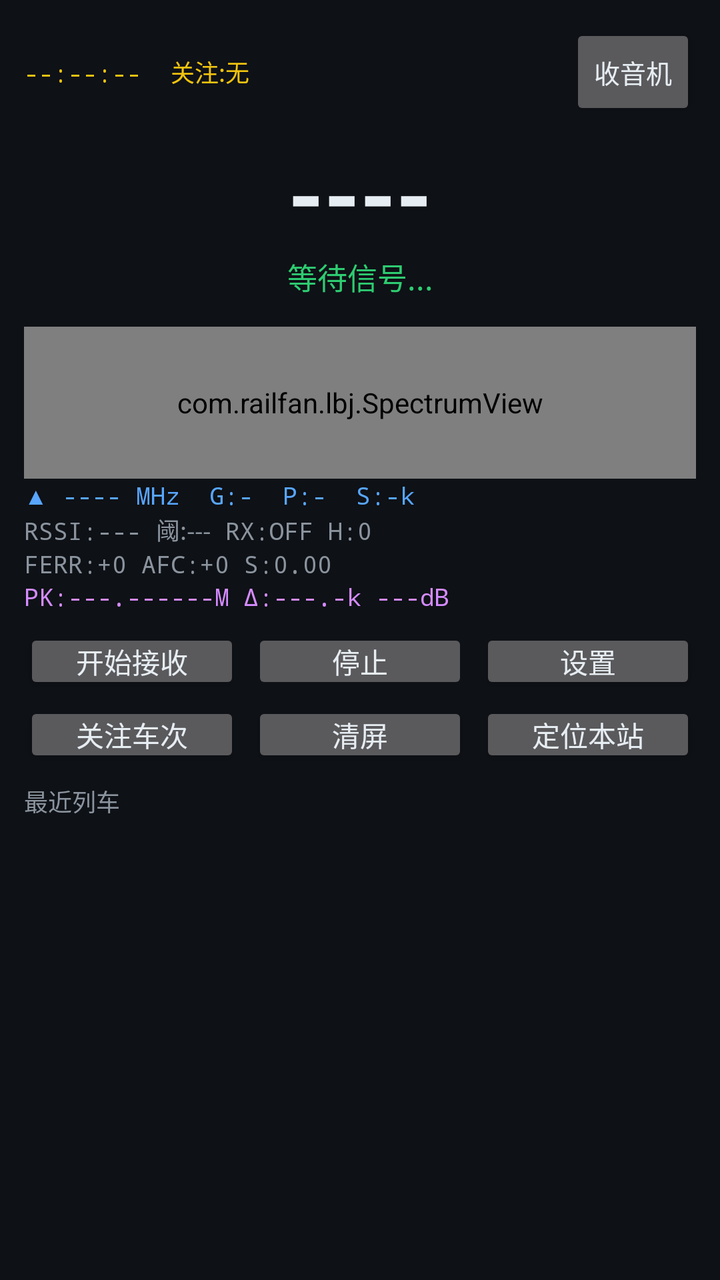
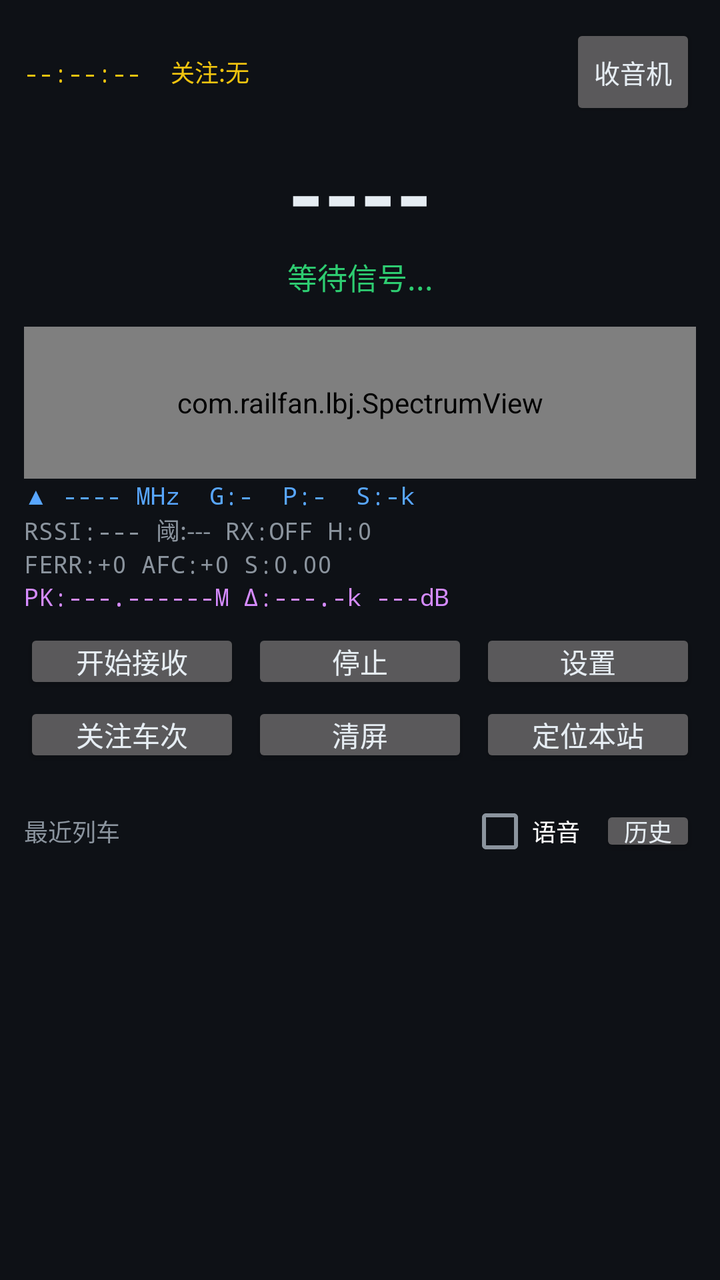

Before-and-after screenshots of an Android layout around one commit, followed by the original layout XML and the change that was made.
<!-- AndroidManifest.xml: application theme Theme.Lbj -->
<!-- res/layout/activity_main.xml -->
<?xml version="1.0" encoding="utf-8"?>
<FrameLayout xmlns:android="http://schemas.android.com/apk/res/android"
    android:layout_width="match_parent"
    android:layout_height="match_parent"
    android:background="@color/bg">

<ScrollView
    android:id="@+id/mainRoot"
    android:layout_width="match_parent"
    android:layout_height="match_parent"
    android:background="@color/bg"
    android:fillViewport="true">

    <LinearLayout
        android:layout_width="match_parent"
        android:layout_height="wrap_content"
        android:orientation="vertical"
        android:padding="12dp">

        
        <LinearLayout
            android:layout_width="match_parent"
            android:layout_height="wrap_content"
            android:orientation="horizontal"
            android:gravity="center_vertical">

            <TextView
                android:id="@+id/tvHeader"
                android:layout_width="0dp"
                android:layout_height="wrap_content"
                android:layout_weight="1"
                android:fontFamily="monospace"
                android:textSize="12sp"
                android:textColor="@color/warn"
                android:text="--:--:--  关注:无" />

            <Button
                android:id="@+id/btnRadio"
                android:layout_width="wrap_content"
                android:layout_height="wrap_content"
                android:minWidth="0dp"
                android:paddingLeft="12dp"
                android:paddingRight="12dp"
                android:textSize="13sp"
                android:text="@string/radio_enter" />
        </LinearLayout>

        <TextView
            android:id="@+id/tvWarning"
            android:layout_width="match_parent"
            android:layout_height="wrap_content"
            android:layout_marginTop="4dp"
            android:background="@color/alarm"
            android:padding="6dp"
            android:textSize="14sp"
            android:textStyle="bold"
            android:textColor="#FFFFFF"
            android:visibility="gone"
            android:text="" />

        <TextView
            android:id="@+id/tvTrain"
            android:layout_width="match_parent"
            android:layout_height="wrap_content"
            android:layout_marginTop="6dp"
            android:gravity="center"
            android:text="----"
            android:textColor="@color/text"
            android:textSize="46sp"
            android:textStyle="bold" />

        <TextView
            android:id="@+id/tvCategory"
            android:layout_width="match_parent"
            android:layout_height="wrap_content"
            android:gravity="center"
            android:text="等待信号..."
            android:textColor="@color/accent"
            android:textSize="15sp" />

        
        <LinearLayout
            android:id="@+id/infoGrid"
            android:layout_width="match_parent"
            android:layout_height="wrap_content"
            android:layout_marginTop="6dp"
            android:orientation="vertical" />

        <com.railfan.lbj.SpectrumView
            android:id="@+id/spectrum"
            android:layout_width="match_parent"
            android:layout_height="76dp"
            android:layout_marginTop="8dp" />

        <TextView
            android:id="@+id/tvS1"
            android:layout_width="match_parent"
            android:layout_height="wrap_content"
            android:fontFamily="monospace"
            android:textSize="12sp"
            android:textColor="#58A6FF"
            android:text="▲ ---- MHz  G:-  P:-  S:-k" />

        <TextView
            android:id="@+id/tvS2"
            android:layout_width="match_parent"
            android:layout_height="wrap_content"
            android:fontFamily="monospace"
            android:textSize="12sp"
            android:textColor="@color/dim"
            android:text="RSSI:--- 阈:--- RX:OFF H:0" />

        <TextView
            android:id="@+id/tvS3"
            android:layout_width="match_parent"
            android:layout_height="wrap_content"
            android:fontFamily="monospace"
            android:textSize="12sp"
            android:textColor="@color/dim"
            android:text="FERR:+0 AFC:+0 S:0.00" />

        <TextView
            android:id="@+id/tvS4"
            android:layout_width="match_parent"
            android:layout_height="wrap_content"
            android:fontFamily="monospace"
            android:textSize="12sp"
            android:textColor="#D58BFF"
            android:text="PK:---.------M Δ:---.-k ---dB" />

        
        <LinearLayout
            android:layout_width="match_parent"
            android:layout_height="wrap_content"
            android:layout_marginTop="8dp"
            android:orientation="horizontal">

            <Button
                android:id="@+id/btnStart"
                android:layout_width="0dp"
                android:layout_height="wrap_content"
                android:layout_weight="1"
                android:insetTop="6dp"
                android:insetBottom="6dp"
                android:minHeight="0dp"
                android:paddingTop="6dp"
                android:paddingBottom="6dp"
                android:text="@string/start" />

            <Button
                android:id="@+id/btnStop"
                android:layout_width="0dp"
                android:layout_height="wrap_content"
                android:layout_marginStart="6dp"
                android:layout_weight="1"
                android:enabled="false"
                android:insetTop="6dp"
                android:insetBottom="6dp"
                android:minHeight="0dp"
                android:paddingTop="6dp"
                android:paddingBottom="6dp"
                android:text="@string/stop" />

            <Button
                android:id="@+id/btnSettings"
                android:layout_width="0dp"
                android:layout_height="wrap_content"
                android:layout_marginStart="6dp"
                android:layout_weight="1"
                android:insetTop="6dp"
                android:insetBottom="6dp"
                android:minHeight="0dp"
                android:paddingTop="6dp"
                android:paddingBottom="6dp"
                android:text="@string/settings" />
        </LinearLayout>

        <LinearLayout
            android:layout_width="match_parent"
            android:layout_height="wrap_content"
            android:layout_marginTop="4dp"
            android:orientation="horizontal">

            <Button
                android:id="@+id/btnKeyword"
                android:layout_width="0dp"
                android:layout_height="wrap_content"
                android:layout_weight="1"
                android:insetTop="6dp"
                android:insetBottom="6dp"
                android:minHeight="0dp"
                android:paddingTop="6dp"
                android:paddingBottom="6dp"
                android:text="@string/keyword" />

            <Button
                android:id="@+id/btnClear"
                android:layout_width="0dp"
                android:layout_height="wrap_content"
                android:layout_marginStart="6dp"
                android:layout_weight="1"
                android:insetTop="6dp"
                android:insetBottom="6dp"
                android:minHeight="0dp"
                android:paddingTop="6dp"
                android:paddingBottom="6dp"
                android:text="@string/clear" />

            <Button
                android:id="@+id/btnGps"
                android:layout_width="0dp"
                android:layout_height="wrap_content"
                android:layout_marginStart="6dp"
                android:layout_weight="1"
                android:insetTop="6dp"
                android:insetBottom="6dp"
                android:minHeight="0dp"
                android:paddingTop="6dp"
                android:paddingBottom="6dp"
                android:text="@string/gps_locate" />
        </LinearLayout>

        <TextView
            android:layout_width="match_parent"
            android:layout_height="wrap_content"
            android:layout_marginTop="8dp"
            android:text="@string/recent"
            android:textColor="@color/dim"
            android:textSize="12sp" />

        
        <LinearLayout
            android:id="@+id/logTable"
            android:layout_width="match_parent"
            android:layout_height="wrap_content"
            android:layout_marginTop="4dp"
            android:orientation="vertical" />
    </LinearLayout>
</ScrollView>

<include layout="@layout/view_radio" />

</FrameLayout>
<!-- res/layout/view_radio.xml (included above) -->
<?xml version="1.0" encoding="utf-8"?>
<ScrollView xmlns:android="http://schemas.android.com/apk/res/android"
    android:id="@+id/radioRoot"
    android:layout_width="match_parent"
    android:layout_height="match_parent"
    android:background="@color/bg"
    android:fillViewport="true"
    android:visibility="gone">

    <LinearLayout
        android:layout_width="match_parent"
        android:layout_height="wrap_content"
        android:orientation="vertical"
        android:padding="12dp">

        <LinearLayout
            android:layout_width="match_parent"
            android:layout_height="wrap_content"
            android:orientation="horizontal"
            android:gravity="center_vertical">

            <TextView
                android:layout_width="0dp"
                android:layout_height="wrap_content"
                android:layout_weight="1"
                android:text="@string/radio_title"
                android:textColor="@color/accent"
                android:textSize="16sp"
                android:textStyle="bold" />

            
            <Button
                android:id="@+id/btnBackToLbj"
                android:layout_width="wrap_content"
                android:layout_height="wrap_content"
                android:minWidth="0dp"
                android:paddingLeft="12dp"
                android:paddingRight="12dp"
                android:textSize="13sp"
                android:text="@string/radio_back" />
        </LinearLayout>

        
        <TextView
            android:id="@+id/tvTopMode"
            android:layout_width="match_parent"
            android:layout_height="wrap_content"
            android:layout_marginTop="10dp"
            android:gravity="center"
            android:maxLines="1"
            android:ellipsize="end"
            android:text="@string/mode_channel"
            android:textColor="@color/accent"
            android:textSize="22sp"
            android:textStyle="bold" />

        
        <LinearLayout
            android:id="@+id/freqRow"
            android:layout_width="match_parent"
            android:layout_height="wrap_content"
            android:layout_marginTop="4dp"
            android:orientation="horizontal"
            android:gravity="center">

            <TextView
                android:id="@+id/tvFreq"
                android:layout_width="wrap_content"
                android:layout_height="wrap_content"
                android:fontFamily="monospace"
                android:gravity="center"
                android:maxLines="1"
                android:text="457.0000"
                android:textColor="@color/text"
                android:textSize="40sp"
                android:textStyle="bold" />

            <TextView
                android:id="@+id/tvMhzUnit"
                android:layout_width="wrap_content"
                android:layout_height="wrap_content"
                android:layout_marginStart="6dp"
                android:text="@string/radio_mhz_short"
                android:textColor="@color/dim"
                android:textSize="15sp" />
        </LinearLayout>

        <TextView
            android:id="@+id/tvFreqUnit"
            android:layout_width="match_parent"
            android:layout_height="wrap_content"
            android:gravity="center"
            android:maxLines="1"
            android:text="@string/radio_range"
            android:textColor="@color/dim"
            android:textSize="11sp" />

        <TextView
            android:id="@+id/tvRadioStatus"
            android:layout_width="match_parent"
            android:layout_height="wrap_content"
            android:layout_marginTop="8dp"
            android:gravity="center"
            android:fontFamily="monospace"
            android:maxLines="1"
            android:textSize="13sp"
            android:textColor="@color/accent"
            android:text="--" />

        
        <LinearLayout
            android:id="@+id/keypad"
            android:layout_width="match_parent"
            android:layout_height="wrap_content"
            android:layout_marginTop="8dp"
            android:orientation="vertical"
            android:visibility="gone">

            <TextView
                android:id="@+id/tvKeypadTip"
                android:layout_width="match_parent"
                android:layout_height="wrap_content"
                android:gravity="center"
                android:text="@string/kp_tip"
                android:textColor="@color/warn"
                android:textSize="12sp" />

            <LinearLayout style="@style/KpRow">
                <Button android:id="@+id/kp1" style="@style/KpKey" android:text="1" />
                <Button android:id="@+id/kp2" style="@style/KpKey" android:text="2" />
                <Button android:id="@+id/kp3" style="@style/KpKey" android:text="3" />
            </LinearLayout>

            <LinearLayout style="@style/KpRow">
                <Button android:id="@+id/kp4" style="@style/KpKey" android:text="4" />
                <Button android:id="@+id/kp5" style="@style/KpKey" android:text="5" />
                <Button android:id="@+id/kp6" style="@style/KpKey" android:text="6" />
            </LinearLayout>

            <LinearLayout style="@style/KpRow">
                <Button android:id="@+id/kp7" style="@style/KpKey" android:text="7" />
                <Button android:id="@+id/kp8" style="@style/KpKey" android:text="8" />
                <Button android:id="@+id/kp9" style="@style/KpKey" android:text="9" />
            </LinearLayout>

            <LinearLayout style="@style/KpRow">
                <Button android:id="@+id/kpDot" style="@style/KpKey" android:text="." />
                <Button android:id="@+id/kp0" style="@style/KpKey" android:text="0" />
                <Button android:id="@+id/kpDel" style="@style/KpKey" android:text="@string/kp_del" />
            </LinearLayout>

            <LinearLayout style="@style/KpRow">
                <Button android:id="@+id/kpCancel" style="@style/KpKey" android:text="@string/kp_cancel" />
                <Button android:id="@+id/kpClear" style="@style/KpKey" android:text="@string/kp_clear" />
                <Button android:id="@+id/kpOk" style="@style/KpKey" android:text="@string/kp_ok" />
            </LinearLayout>
        </LinearLayout>

        
        <LinearLayout
            android:layout_width="match_parent"
            android:layout_height="wrap_content"
            android:layout_marginTop="10dp"
            android:orientation="horizontal"
            android:gravity="center_vertical">

            <Button
                android:id="@+id/btnDown"
                style="@style/RadioBtn"
                android:layout_width="0dp"
                android:layout_height="wrap_content"
                android:layout_weight="1"
                android:textSize="18sp"
                android:text="@string/radio_down" />

            <Button
                android:id="@+id/btnStep"
                style="@style/RadioBtn"
                android:layout_width="0dp"
                android:layout_height="wrap_content"
                android:layout_weight="1.3"
                android:layout_marginStart="8dp"
                android:text="@string/radio_step_short" />

            <Button
                android:id="@+id/btnUp"
                style="@style/RadioBtn"
                android:layout_width="0dp"
                android:layout_height="wrap_content"
                android:layout_weight="1"
                android:layout_marginStart="8dp"
                android:textSize="18sp"
                android:text="@string/radio_up" />
        </LinearLayout>

        
        <LinearLayout
            android:layout_width="match_parent"
            android:layout_height="wrap_content"
            android:layout_marginTop="8dp"
            android:orientation="horizontal"
            android:gravity="center_vertical">

            <Button
                android:id="@+id/btnMode"
                style="@style/RadioBtn"
                android:layout_width="0dp"
                android:layout_height="wrap_content"
                android:layout_weight="1"
                android:text="@string/radio_mode" />

            <Button
                android:id="@+id/btnCtcss"
                style="@style/RadioBtn"
                android:layout_width="0dp"
                android:layout_height="wrap_content"
                android:layout_weight="1"
                android:layout_marginStart="6dp"
                android:text="@string/radio_ctcss" />

            <Button
                android:id="@+id/btnScan"
                style="@style/RadioBtn"
                android:layout_width="0dp"
                android:layout_height="wrap_content"
                android:layout_weight="1"
                android:layout_marginStart="6dp"
                android:text="@string/radio_scan" />
        </LinearLayout>

        
        <TextView
            android:id="@+id/tvChannel"
            android:layout_width="match_parent"
            android:layout_height="wrap_content"
            android:layout_marginTop="12dp"
            android:background="@color/panel"
            android:padding="8dp"
            android:fontFamily="monospace"
            android:maxLines="2"
            android:text="@string/mode_channel"
            android:textColor="@color/accent"
            android:textSize="12sp" />

        
        <Button
            android:id="@+id/btnVfo"
            style="@style/RadioBtn"
            android:layout_width="match_parent"
            android:layout_marginTop="8dp"
            android:minHeight="52dp"
            android:textSize="17sp"
            android:text="@string/switch_mode" />

        <LinearLayout
            android:layout_width="match_parent"
            android:layout_height="wrap_content"
            android:layout_marginTop="8dp"
            android:orientation="horizontal"
            android:gravity="center_vertical">

            <Button
                android:id="@+id/btnChPrev"
                style="@style/RadioBtn"
                android:layout_width="0dp"
                android:layout_height="wrap_content"
                android:layout_weight="1"
                android:text="@string/ch_prev" />

            <Button
                android:id="@+id/btnChList"
                style="@style/RadioBtn"
                android:layout_width="0dp"
                android:layout_height="wrap_content"
                android:layout_weight="1.3"
                android:layout_marginStart="6dp"
                android:text="@string/ch_list" />

            <Button
                android:id="@+id/btnChNext"
                style="@style/RadioBtn"
                android:layout_width="0dp"
                android:layout_height="wrap_content"
                android:layout_weight="1"
                android:layout_marginStart="6dp"
                android:text="@string/ch_next" />

            <Button
                android:id="@+id/btnChEdit"
                style="@style/RadioBtn"
                android:layout_width="0dp"
                android:layout_height="wrap_content"
                android:layout_weight="0.9"
                android:layout_marginStart="6dp"
                android:text="@string/ch_edit" />
        </LinearLayout>

        
        <com.railfan.lbj.SpectrumView
            android:id="@+id/spectrumRadio"
            android:layout_width="match_parent"
            android:layout_height="76dp"
            android:layout_marginTop="10dp" />

        <LinearLayout
            android:layout_width="match_parent"
            android:layout_height="wrap_content"
            android:layout_marginTop="4dp"
            android:orientation="horizontal"
            android:gravity="center_vertical">

            <TextView
                android:layout_width="wrap_content"
                android:layout_height="wrap_content"
                android:text="@string/radio_squelch"
                android:textColor="@color/text"
                android:textSize="13sp" />

            <CheckBox
                android:id="@+id/chkSquelch"
                android:layout_width="wrap_content"
                android:layout_height="wrap_content"
                android:layout_marginStart="4dp"
                android:checked="true"
                android:maxLines="1"
                android:text="@string/radio_squelch_on"
                android:textColor="@color/text"
                android:textSize="13sp" />

            <TextView
                android:id="@+id/tvSquelchVal"
                android:layout_width="0dp"
                android:layout_height="wrap_content"
                android:layout_weight="1"
                android:gravity="end"
                android:fontFamily="monospace"
                android:maxLines="1"
                android:text="+12 dB"
                android:textColor="@color/dim"
                android:textSize="13sp" />
        </LinearLayout>

        <SeekBar
            android:id="@+id/seekSquelch"
            android:layout_width="match_parent"
            android:layout_height="wrap_content"
            android:max="100"
            android:progress="30" />

        <TextView
            android:layout_width="match_parent"
            android:layout_height="wrap_content"
            android:layout_marginTop="6dp"
            android:text="@string/radio_volume"
            android:textColor="@color/text"
            android:textSize="13sp" />

        <SeekBar
            android:id="@+id/seekVolume"
            android:layout_width="match_parent"
            android:layout_height="wrap_content"
            android:max="100"
            android:progress="80" />

        <TextView
            android:id="@+id/tvRadioHint"
            android:layout_width="match_parent"
            android:layout_height="wrap_content"
            android:layout_marginTop="8dp"
            android:textColor="@color/dim"
            android:textSize="12sp"
            android:text="@string/radio_hint" />
    </LinearLayout>
</ScrollView>
<!-- resources referenced by this layout -->
<resources>
  <color name="accent">#2ECC71</color>
  <color name="alarm">#E74C3C</color>
  <color name="bg">#0E1116</color>
  <color name="dim">#8B949E</color>
  <color name="panel">#161B22</color>
  <color name="text">#E6EDF3</color>
  <color name="warn">#F1C40F</color>
  <string name="ch_edit">编辑</string>
  <string name="ch_list">信道列表</string>
  <string name="ch_next">下一 ▶</string>
  <string name="ch_prev">◀ 上一</string>
  <string name="clear">清屏</string>
  <string name="gps_locate">定位本站</string>
  <string name="keyword">关注车次</string>
  <string name="kp_cancel">取消</string>
  <string name="kp_clear">清空</string>
  <string name="kp_del">⌫ 退格</string>
  <string name="kp_ok">确定</string>
  <string name="kp_tip">输入频率（MHz）</string>
  <string name="mode_channel">信道模式</string>
  <string name="radio_back">接近器</string>
  <string name="radio_ctcss">亚音: 关</string>
  <string name="radio_down">◀ 减</string>
  <string name="radio_enter">收音机</string>
  <string name="radio_hint">提示：航空用 AM（118~137MHz），对讲/调机用 NFM（400/150MHz 段），广播用 WFM（87~108MHz）。\n静噪：往右更安静，往左更容易听到弱信号；门限会随底噪自动浮动。\n信道模式：频率跟着信道走，不能手改；切到频率模式后可自由调谐，点频率数字直接输入。\n信道名 / 频率 / 制式 / 亚音都在「信道列表」里长按编辑。</string>
  <string name="radio_mhz_short">MHz</string>
  <string name="radio_mode">制式</string>
  <string name="radio_range">电视棒可用范围约 24MHz ~ 1.7GHz</string>
  <string name="radio_scan">自动扫描</string>
  <string name="radio_squelch">静噪</string>
  <string name="radio_squelch_on">开启</string>
  <string name="radio_step_short">12.5 kHz</string>
  <string name="radio_title">收音机</string>
  <string name="radio_up">加 ▶</string>
  <string name="radio_volume">音量</string>
  <string name="recent">最近列车</string>
  <string name="settings">设置</string>
  <string name="start">开始接收</string>
  <string name="stop">停止</string>
  <string name="switch_mode">切换模式</string>
  <style name="KpKey" parent="RadioBtn">
          <item name="android:layout_width">0dp</item>
          <item name="android:layout_height">wrap_content</item>
          <item name="android:layout_weight">1</item>
          <item name="android:layout_margin">2dp</item>
          <item name="android:minHeight">48dp</item>
          <item name="android:textSize">20sp</item>
      </style>
  <style name="KpRow">
          <item name="android:layout_width">match_parent</item>
          <item name="android:layout_height">wrap_content</item>
          <item name="android:orientation">horizontal</item>
      </style>
  <style name="Theme.Lbj" parent="Theme.MaterialComponents.NoActionBar">
          <item name="colorPrimary">@color/accent</item>
          <item name="colorPrimaryDark">@color/bg</item>
          <item name="colorAccent">@color/accent</item>
          <item name="android:windowBackground">@color/bg</item>
          <item name="android:textColorPrimary">@color/text</item>
          <item name="android:textColorSecondary">@color/dim</item>
          <item name="android:statusBarColor" tools:targetApi="l">@color/bg</item>
          
          <item name="alertDialogTheme">@style/Theme.Lbj.Dialog</item>
          <item name="materialAlertDialogTheme">@style/Theme.Lbj.Dialog</item>
      </style>
  <style name="Theme.Lbj.Dialog" parent="Theme.MaterialComponents.Dialog.Alert">
          <item name="colorPrimary">@color/accent</item>
          <item name="colorAccent">@color/accent</item>
          <item name="colorBackgroundFloating">@color/panel</item>
          <item name="android:textColorPrimary">@color/text</item>
          <item name="android:textColorSecondary">@color/text</item>
          <item name="android:textColorTertiary">@color/dim</item>
          <item name="android:windowBackground">@color/panel</item>
      </style>
</resources>

<!-- the commit's change to res/layout/activity_main.xml (unified diff, before → after) -->
@@ -220,13 +220,47 @@
                 android:text="@string/gps_locate" />
         </LinearLayout>
 
-        <TextView
-            android:layout_width="match_parent"
-            android:layout_height="wrap_content"
-            android:layout_marginTop="8dp"
-            android:text="@string/recent"
-            android:textColor="@color/dim"
-            android:textSize="12sp" />
+        
+        <LinearLayout
+            android:layout_width="match_parent"
+            android:layout_height="wrap_content"
+            android:layout_marginTop="8dp"
+            android:gravity="center_vertical"
+            android:orientation="horizontal">
+
+            <TextView
+                android:layout_width="0dp"
+                android:layout_height="wrap_content"
+                android:layout_weight="1"
+                android:text="@string/recent"
+                android:textColor="@color/dim"
+                android:textSize="12sp" />
+
+            <CheckBox
+                android:id="@+id/chkVoice"
+                android:layout_width="wrap_content"
+                android:layout_height="wrap_content"
+                android:minWidth="0dp"
+                android:paddingStart="0dp"
+                android:paddingEnd="10dp"
+                android:text="语音"
+                android:textSize="12sp" />
+
+            <Button
+                android:id="@+id/btnHistory"
+                android:layout_width="wrap_content"
+                android:layout_height="wrap_content"
+                android:insetTop="4dp"
+                android:insetBottom="4dp"
+                android:minHeight="0dp"
+                android:minWidth="0dp"
+                android:paddingStart="12dp"
+                android:paddingEnd="12dp"
+                android:paddingTop="4dp"
+                android:paddingBottom="4dp"
+                android:text="历史"
+                android:textSize="12sp" />
+        </LinearLayout>
 
         
         <LinearLayout
